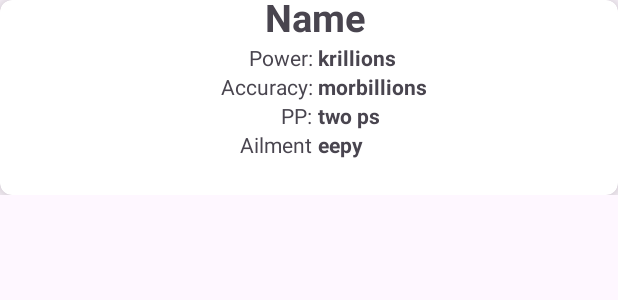
After one commit to Krakendude/pokedexapp, an Android app: the layout item_move.xml on its own in the app's theme, with its tools: preview values and no code run, on a phone screen of 412 x 824 dp. The commit adds this screen. Shown: the top 300 px of the screen. Run offline under Robolectric (Android 15) with nearby library versions, the phone set to English and light mode, and no system bars; network calls fail.

Commit message:
starting to add stuff for including moves :DDDDD

```diff
--- /dev/null
+++ b/app/src/main/java/com/example/pokedexapp/adapters/MoveAdapter.kt
@@ -0,0 +1 @@
+package com.example.pokedexapp.adapters
--- a/app/src/main/java/com/example/pokedexapp/data/pokemon.kt
+++ b/app/src/main/java/com/example/pokedexapp/data/pokemon.kt
@@ -124,6 +124,20 @@ data class MoveDetail(
     val power: Int?,
     val accuracy: Int?,
     val pp: Int?,
-    val type: NamedAPIResource,
-    @SerializedName("damage_class") val damage_class: NamedAPIResource
+    val type: NamedAPIResource2,
+    @SerializedName("damage_class") val damageClass: NamedAPIResource2,
+    val meta: MoveMeta?
 )
+
+data class MoveMeta(
+    val ailment: NamedAPIResource2
+)
+
+data class MoveSlot(
+    val move: NamedAPIResource2
+)
+
+data class NamedAPIResource2(
+    val name: String,
+    val url: String
+)
--- /dev/null
+++ b/app/src/main/res/layout/detail_content_moves.xml
@@ -0,0 +1,19 @@
+<?xml version="1.0" encoding="utf-8"?>
+<androidx.constraintlayout.widget.ConstraintLayout xmlns:android="http://schemas.android.com/apk/res/android"
+    xmlns:app="http://schemas.android.com/apk/res-auto"
+    xmlns:tools="http://schemas.android.com/tools"
+    android:id="@+id/main"
+    android:layout_width="match_parent"
+    android:layout_height="match_parent"
+    tools:context=".activities.MainActivity">
+
+    <androidx.recyclerview.widget.RecyclerView
+        android:id="@+id/movesRecyclerView"
+        android:layout_width="match_parent"
+        android:layout_height="match_parent"
+        app:layout_constraintBottom_toBottomOf="parent"
+        app:layout_constraintEnd_toEndOf="parent"
+        app:layout_constraintStart_toStartOf="parent"
+        app:layout_constraintTop_toTopOf="parent" />
+
+</androidx.constraintlayout.widget.ConstraintLayout>
--- /dev/null
+++ b/app/src/main/res/layout/item_move.xml
@@ -0,0 +1,165 @@
+<?xml version="1.0" encoding="utf-8"?>
+<LinearLayout xmlns:android="http://schemas.android.com/apk/res/android"
+    xmlns:app="http://schemas.android.com/apk/res-auto"
+    xmlns:tools="http://schemas.android.com/tools"
+    android:orientation="horizontal"
+    android:layout_width="match_parent"
+    android:layout_height="wrap_content">
+
+    <androidx.cardview.widget.CardView
+        android:layout_width="match_parent"
+        android:layout_height="wrap_content"
+        app:cardElevation="10dp"
+        app:cardCornerRadius="8dp">
+
+        <ImageView
+            android:id="@+id/backgroundImageView"
+            android:layout_width="match_parent"
+            android:layout_height="match_parent"
+            android:background="@null"/>
+
+        <LinearLayout
+            android:layout_width="match_parent"
+            android:layout_height="match_parent"
+            android:orientation="horizontal">
+
+            <LinearLayout
+                android:layout_width="0dp"
+                android:layout_height="130dp"
+                android:layout_gravity="center_horizontal"
+                android:layout_marginStart="8dp"
+                android:layout_weight="1"
+                android:gravity="center_vertical"
+                android:orientation="vertical">
+
+                <TextView
+                    android:id="@+id/moveNameTextView"
+                    android:layout_width="match_parent"
+                    android:layout_height="wrap_content"
+                    android:text="Name"
+                    android:textSize="25sp"
+                    android:textStyle="bold"
+                    android:textColorHighlight="@color/white"
+                    android:gravity="center"/>
+
+                <LinearLayout
+                    android:layout_width="match_parent"
+                    android:layout_height="wrap_content"
+                    android:orientation="horizontal">
+
+                    <TextView
+                        android:layout_width="0dp"
+                        android:layout_height="wrap_content"
+                        android:layout_weight="1"
+                        android:text="Power:"
+                        android:textAlignment="textEnd"/>
+
+                    <TextView
+                        android:id="@+id/powerTextView"
+                        android:layout_width="0dp"
+                        android:layout_height="wrap_content"
+                        android:layout_weight="1"
+                        android:layout_marginStart="4dp"
+                        tools:text="krillions"
+                        android:textStyle="bold"/>
+                </LinearLayout>
+
+                    <LinearLayout
+                        android:layout_width="match_parent"
+                        android:layout_height="wrap_content"
+                        android:orientation="horizontal">
+
+                        <TextView
+                            android:layout_width="0dp"
+                            android:layout_height="wrap_content"
+                            android:layout_weight="1"
+                            android:text="Accuracy:"
+                            android:textAlignment="textEnd"/>
+
+                        <TextView
+                            android:id="@+id/accuracyTextView"
+                            android:layout_width="0dp"
+                            android:layout_height="wrap_content"
+                            android:layout_weight="1"
+                            android:layout_marginStart="4dp"
+                            tools:text="morbillions"
+                            android:textStyle="bold"/>
+                    </LinearLayout>
+
+                <LinearLayout
+                    android:layout_width="match_parent"
+                    android:layout_height="wrap_content"
+                    android:orientation="horizontal">
+
+                    <TextView
+                        android:layout_width="0dp"
+                        android:layout_height="wrap_content"
+                        android:layout_weight="1"
+                        android:text="PP:"
+                        android:textAlignment="textEnd"/>
+
+                    <TextView
+                        android:id="@+id/PPTextView"
+                        android:layout_width="0dp"
+                        android:layout_height="wrap_content"
+                        android:layout_weight="1"
+                        android:layout_marginStart="4dp"
+                        tools:text="two ps"
+                        android:textStyle="bold"/>
+                </LinearLayout>
+
+                <LinearLayout
+                android:layout_width="match_parent"
+                android:layout_height="wrap_content"
+                android:orientation="horizontal">
+
+                <TextView
+                    android:layout_width="0dp"
+                    android:layout_height="wrap_content"
+                    android:layout_weight="1"
+                    android:text="Ailment"
+                    android:textAlignment="textEnd"/>
+
+                <TextView
+                    android:id="@+id/ailmentTextView"
+                    android:layout_width="0dp"
+                    android:layout_height="wrap_content"
+                    android:layout_weight="1"
+                    android:layout_marginStart="4dp"
+                    tools:text="eepy"
+                    android:textStyle="bold"/>
+            </LinearLayout>
+
+                <LinearLayout
+                    android:layout_width="match_parent"
+                    android:layout_height="30dp"
+                    android:orientation="horizontal">
+
+                    <ImageView
+                        android:id="@+id/typeImageView"
+                        android:layout_width="0dp"
+                        android:layout_height="match_parent"
+                        android:layout_weight="1"
+                        android:src="@null"
+                        android:padding="2.5dp"/>
+
+                    <ImageView
+                        android:id="@+id/categoryImageView"
+                        android:layout_width="0dp"
+                        android:layout_height="match_parent"
+                        android:layout_weight="1"
+                        android:src="@null"
+                        android:padding="2.5dp"/>
+
+
+                </LinearLayout>
+
+            </LinearLayout>
+
+        </LinearLayout>
+
+
+    </androidx.cardview.widget.CardView>
+
+
+</LinearLayout>
--- a/app/src/main/res/menu/activity_detail_navigation.xml
+++ b/app/src/main/res/menu/activity_detail_navigation.xml
@@ -13,4 +13,10 @@
         android:title="Stats"
         android:icon="@drawable/ic_stats"
         app:showAsAction="always"/>
+
+    <item
+        android:id="@+id/menu_moves"
+        android:title="moves"
+        android:icon="@drawable/ic_moves"
+        app:showAsAction="always"/>
 </menu>
```
Also changed, not shown: app/src/main/res/drawable/img_asleep.png (added), app/src/main/res/drawable/img_burned.png (added), app/src/main/res/drawable/img_drowsy.png (added), app/src/main/res/drawable/img_frozen.png (added), app/src/main/res/drawable/img_paralysis.png (added), app/src/main/res/drawable/img_physical.png (added), app/src/main/res/drawable/img_special.png (added), app/src/main/res/drawable/img_status.png (added).
